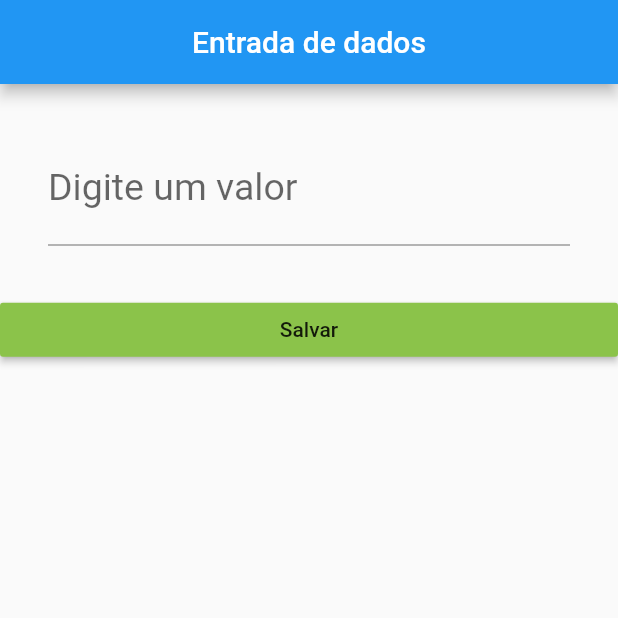
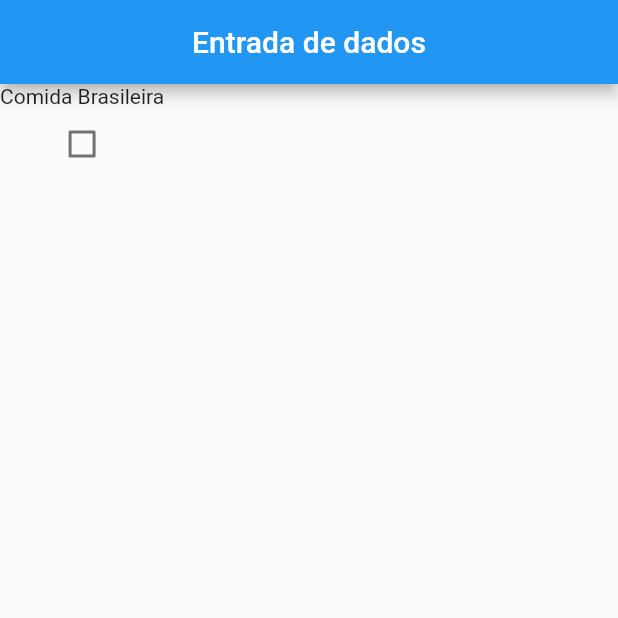
Before and after one commit to andrehenriquewq/my-first-steps-in-flutter, a Flutter app: the screen it shows after launch, on a phone screen of 412 x 824 dp, the top half of it. Run offline on Flutter 3.47's test engine with Material 2 defaults, Android fonts, the phone set to English and light mode, and no system bars.

Commit message:
checkbox pt 1

```diff
--- a/input_in_flutter/conceitos_iniciais/lib/entradaCheckbox.dart
+++ b/input_in_flutter/conceitos_iniciais/lib/entradaCheckbox.dart
@@ -0,0 +1,39 @@
+import 'package:flutter/material.dart';
+ class EntradaCheckbox extends StatefulWidget {
+  // const EntradaCheckbox({ Key? key }) : super(key: key);
+
+   @override
+   _EntradaCheckboxState createState() => _EntradaCheckboxState();
+ }
+
+ class _EntradaCheckboxState extends State<EntradaCheckbox> {
+
+   bool _estaSelecionado = false;
+
+   @override
+   Widget build(BuildContext context) {
+     return Scaffold(
+       appBar: AppBar(
+        title: Text("Entrada de dados"),
+        centerTitle: true,
+      ),
+    body: Container(
+      child: Column(
+        children: <Widget>[
+          Text("Comida Brasileira"),
+          Checkbox(
+            value: _estaSelecionado,
+            onChanged: (bool valor){
+              //o toString converte qualquer tipo para string
+              //print("Checkbox: " + valor.toString());
+              setState(() {
+                _estaSelecionado = valor;
+              });
+            },
+          ),
+        ],
+      ),
+    ),
+     );
+   }
+ }
--- a/input_in_flutter/conceitos_iniciais/lib/main.dart
+++ b/input_in_flutter/conceitos_iniciais/lib/main.dart
@@ -1,8 +1,10 @@
 import 'package:entrada_dados_flutter/CampoTexto.dart';
+import 'package:entrada_dados_flutter/entradaCheckbox.dart';
 import 'package:flutter/material.dart';
 void main(){
   runApp(MaterialApp(
-    home: CampoTexto(),
+   // home: CampoTexto(),
+   home: EntradaCheckbox(),
     debugShowCheckedModeBanner: false,
   ));
 }
```
